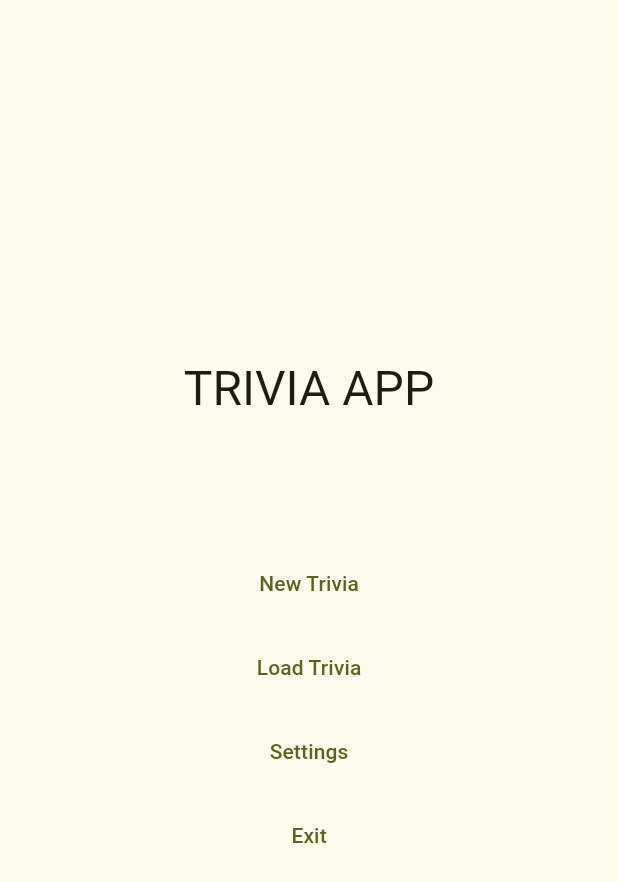
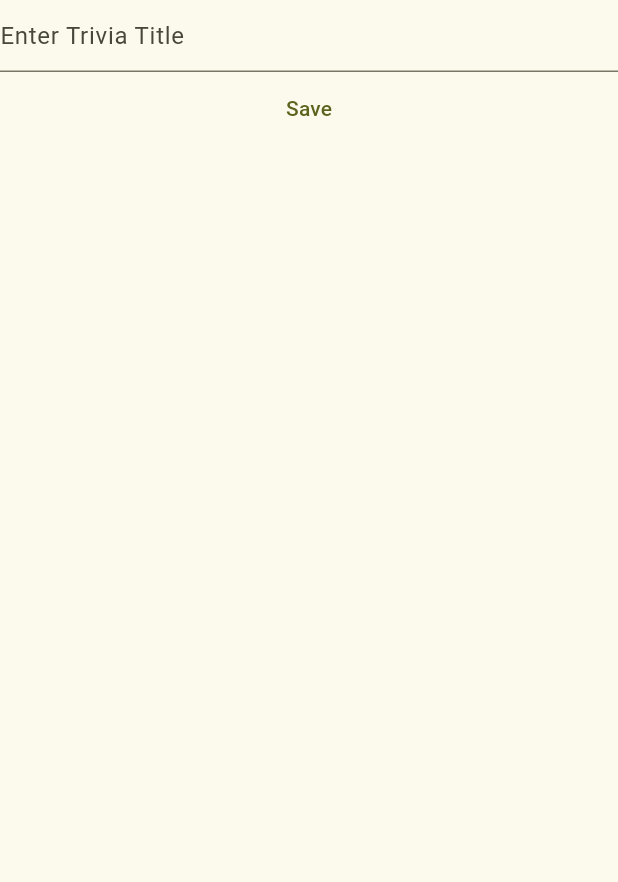
Before and after one commit to gmacgre/trivia, a Flutter app: the screen it shows after launch, after a tap on "New Trivia", on a phone screen of 412 x 824 dp. Shown: the top 882 px of the screen. Run offline on Flutter 3.47's test engine with Material 3 defaults, Android fonts, the phone set to English and light mode, and no system bars; missing offline and left inert: window_manager.

Commit message:
Basis for NewTriviaPage.dart made

```diff
--- a/lib/pages/landing.dart
+++ b/lib/pages/landing.dart
@@ -1,4 +1,5 @@
 import 'package:flutter/material.dart';
+import 'package:trivia/pages/new_trivia.dart';
 import 'package:trivia/pages/settings.dart';
 import 'package:window_manager/window_manager.dart';
 
@@ -25,15 +26,15 @@ class _LandingPageState extends State<LandingPage> {
               SizedBox(height: constraints.maxHeight * 0.1,),
               Padding(
                 padding: const EdgeInsets.all(4.0),
-                child: TextButton(onPressed: () => { _launchNew()}, child: const Text('New Trivia')),
+                child: TextButton(onPressed: () => { _launch(const NewTriviaPage())}, child: const Text('New Trivia')),
               ),
               Padding(
                 padding: const EdgeInsets.all(4.0),
-                child: TextButton(onPressed: () => { _launchLoad()}, child: const Text('Load Trivia')),
+                child: TextButton(onPressed: () => { _launch(const Placeholder())}, child: const Text('Load Trivia')),
               ),
               Padding(
                 padding: const EdgeInsets.all(4.0),
-                child: TextButton(onPressed: () => { _launchSettings()}, child: const Text('Settings')),
+                child: TextButton(onPressed: () => { _launch(const SettingsPage())}, child: const Text('Settings')),
               ),
               Padding(
                 padding: const EdgeInsets.all(4.0),
@@ -46,18 +47,10 @@ class _LandingPageState extends State<LandingPage> {
     );
   }
 
-  void _launchNew() {
-
-  }
-
-  void _launchLoad() {
-
-  }
-
-  void _launchSettings() {
+  void _launch(Widget widget) {
     Navigator.of(context).push(
       MaterialPageRoute(
-        builder: (context) => const SettingsPage(),
+        builder: (context) => widget,
       ),
     );
   }
--- /dev/null
+++ b/lib/pages/new_trivia.dart
@@ -0,0 +1,83 @@
+import 'dart:io';
+import 'package:flutter/material.dart';
+import 'package:path_provider/path_provider.dart';
+
+class NewTriviaPage extends StatefulWidget {
+  const NewTriviaPage({super.key});
+
+  @override
+  State<NewTriviaPage> createState() => _NewTriviaPageState();
+}
+
+class _NewTriviaPageState extends State<NewTriviaPage> {
+  final GlobalKey<FormState> _formKey = GlobalKey<FormState>();
+  late final Directory dir;
+  String saveLocation = '';
+
+  @override
+  void initState() {
+    super.initState();
+    _getdir();
+  }
+
+  void _getdir() async {
+    Directory newDir = await getApplicationDocumentsDirectory();
+    newDir = Directory.fromUri(Uri.directory('${newDir.path}\\triviaApp', windows: true));
+    if(!newDir.existsSync()) {
+      newDir.create(recursive: true);
+    }
+    setState(() {
+      dir = newDir;
+    });
+  }
+
+  @override
+  Widget build(BuildContext context) {
+    return Scaffold(
+      body: Form(
+        key: _formKey,
+        child: Column(
+          crossAxisAlignment: CrossAxisAlignment.center,
+          children: [
+            TextFormField(
+              decoration: const InputDecoration(
+                hintText: 'Enter Trivia Title',
+              ),
+              validator: (String? value) {
+                if (value == null || value.isEmpty) {
+                  return 'Please enter a title.';
+                }
+                // TODO: Ensure valid file saving
+                String tocheck = _convertTitletoSaveId(value);
+                File f = File('${dir.path}$tocheck.json');
+                if(f.existsSync()) {
+                  debugPrint('File Exists!!');
+                  return 'File Already Exists.';
+                }
+                saveLocation = f.path;
+                return null;
+              },
+            ),
+            TextButton(
+              onPressed: () {
+                if (!_formKey.currentState!.validate()) {
+                  return;
+                }
+                // Make a new Object to Write and Save
+                // Launch a new TriviaEditPage Object with the basic parameters
+
+              },
+              child: const Text('Save'),
+            )
+          ],
+        ),
+      ),
+    );
+  }
+
+  String _convertTitletoSaveId(String input) {
+    input = input.toLowerCase();
+    input.replaceAll(RegExp(' +'), '_');
+    return input;
+  }
+}
--- a/pubspec.yaml
+++ b/pubspec.yaml
@@ -36,6 +36,7 @@ dependencies:
   # Use with the CupertinoIcons class for iOS style icons.
   cupertino_icons: ^1.0.2
   window_manager: ^0.2.7
+  path_provider: ^2.1.3
 
 dev_dependencies:
   flutter_test:
```
Also changed, not shown: lib/logic/save.dart (added).
